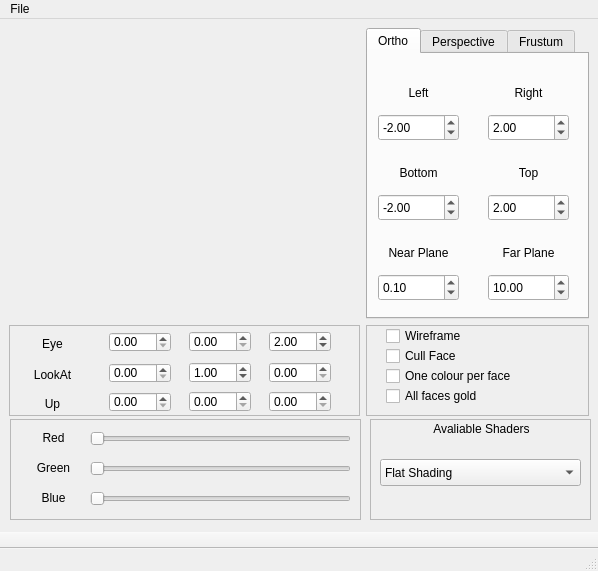
This is OFFViewer/mainwindow.ui in AndersonQ/OFF.Viewer as Qt 5 draws it before an edit. The edited form follows.
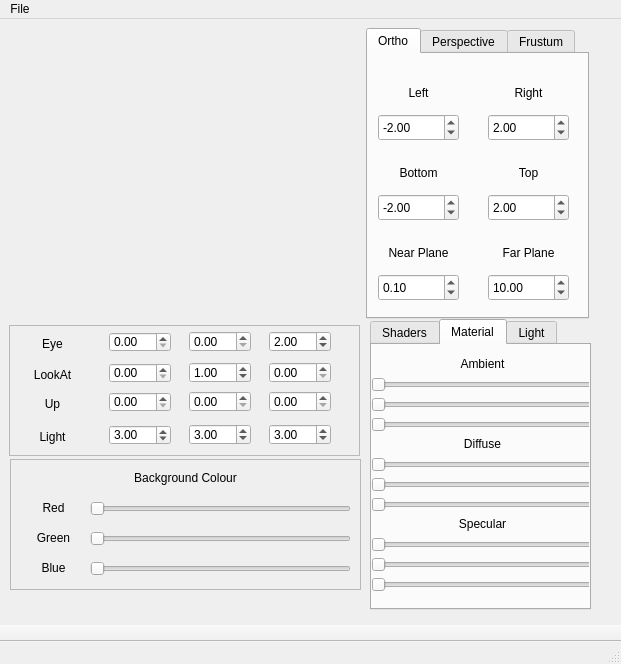
This is the edited form. The open tabs and pages were chosen to show the change. Custom widgets are drawn as their Qt base class.

What changed in the file:
```diff
--- a/OFFViewer/mainwindow.ui
+++ b/OFFViewer/mainwindow.ui
@@ -6,8 +6,8 @@
    <rect>
     <x>0</x>
     <y>0</y>
-    <width>598</width>
-    <height>571</height>
+    <width>621</width>
+    <height>664</height>
    </rect>
   </property>
   <property name="windowTitle">
@@ -20,21 +20,9 @@
       <x>9</x>
       <y>306</y>
       <width>351</width>
-      <height>91</height>
+      <height>131</height>
      </rect>
     </property>
-    <property name="minimumSize">
-     <size>
-      <width>351</width>
-      <height>91</height>
-     </size>
-    </property>
-    <property name="maximumSize">
-     <size>
-      <width>351</width>
-      <height>91</height>
-     </size>
-    </property>
     <property name="frameShape">
      <enum>QFrame::StyledPanel</enum>
     </property>
@@ -266,96 +254,86 @@
       <set>Qt::AlignCenter</set>
      </property>
     </widget>
-   </widget>
-   <widget class="QFrame" name="frame_2">
-    <property name="geometry">
-     <rect>
-      <x>366</x>
-      <y>306</y>
-      <width>223</width>
-      <height>91</height>
-     </rect>
-    </property>
-    <property name="minimumSize">
-     <size>
-      <width>223</width>
-      <height>91</height>
-     </size>
-    </property>
-    <property name="maximumSize">
-     <size>
-      <width>223</width>
-      <height>91</height>
-     </size>
-    </property>
-    <property name="frameShape">
-     <enum>QFrame::StyledPanel</enum>
-    </property>
-    <property name="frameShadow">
-     <enum>QFrame::Raised</enum>
-    </property>
-    <widget class="QCheckBox" name="checkBox">
+    <widget class="QLabel" name="label_32">
      <property name="geometry">
       <rect>
-       <x>20</x>
-       <y>60</y>
-       <width>161</width>
-       <height>22</height>
+       <x>10</x>
+       <y>103</y>
+       <width>67</width>
+       <height>17</height>
       </rect>
      </property>
      <property name="text">
-      <string>All faces gold</string>
+      <string>Light</string>
      </property>
-     <property name="checked">
-      <bool>false</bool>
+     <property name="alignment">
+      <set>Qt::AlignCenter</set>
      </property>
     </widget>
-    <widget class="QCheckBox" name="checkBox_2">
+    <widget class="QDoubleSpinBox" name="doubleSpinBox_27">
      <property name="geometry">
       <rect>
-       <x>20</x>
-       <y>40</y>
-       <width>161</width>
-       <height>22</height>
+       <x>260</x>
+       <y>99</y>
+       <width>62</width>
+       <height>21</height>
       </rect>
      </property>
-     <property name="text">
-      <string>One colour per face</string>
+     <property name="minimum">
+      <double>-100.000000000000000</double>
      </property>
-    </widget>
-    <widget class="QCheckBox" name="checkBox_3">
-     <property name="enabled">
-      <bool>true</bool>
+     <property name="maximum">
+      <double>100.000000000000000</double>
      </property>
+     <property name="singleStep">
+      <double>0.100000000000000</double>
+     </property>
+     <property name="value">
+      <double>3.000000000000000</double>
+     </property>
+    </widget>
+    <widget class="QDoubleSpinBox" name="doubleSpinBox_28">
      <property name="geometry">
       <rect>
-       <x>20</x>
-       <y>0</y>
-       <width>161</width>
-       <height>22</height>
+       <x>180</x>
+       <y>99</y>
+       <width>62</width>
+       <height>21</height>
       </rect>
      </property>
-     <property name="text">
-      <string>Wireframe</string>
+     <property name="minimum">
+      <double>-100.000000000000000</double>
      </property>
-     <property name="checked">
-      <bool>false</bool>
+     <property name="maximum">
+      <double>100.000000000000000</double>
      </property>
+     <property name="singleStep">
+      <double>0.100000000000000</double>
+     </property>
+     <property name="value">
+      <double>3.000000000000000</double>
+     </property>
     </widget>
-    <widget class="QCheckBox" name="checkBox_4">
+    <widget class="QDoubleSpinBox" name="doubleSpinBox_29">
      <property name="geometry">
       <rect>
-       <x>20</x>
-       <y>20</y>
-       <width>161</width>
-       <height>22</height>
+       <x>100</x>
+       <y>100</y>
+       <width>62</width>
+       <height>20</height>
       </rect>
      </property>
-     <property name="text">
-      <string>Cull Face</string>
+     <property name="minimum">
+      <double>-100.000000000000000</double>
      </property>
-     <property name="checked">
-      <bool>false</bool>
+     <property name="maximum">
+      <double>100.000000000000000</double>
+     </property>
+     <property name="singleStep">
+      <double>0.100000000000000</double>
+     </property>
+     <property name="value">
+      <double>3.000000000000000</double>
      </property>
     </widget>
    </widget>
@@ -1075,9 +1053,9 @@
     <property name="geometry">
      <rect>
       <x>10</x>
-      <y>400</y>
+      <y>440</y>
       <width>351</width>
-      <height>101</height>
+      <height>131</height>
      </rect>
     </property>
     <property name="frameShape">
@@ -1090,7 +1068,7 @@
      <property name="geometry">
       <rect>
        <x>10</x>
-       <y>10</y>
+       <y>40</y>
        <width>67</width>
        <height>17</height>
       </rect>
@@ -1106,7 +1084,7 @@
      <property name="geometry">
       <rect>
        <x>10</x>
-       <y>40</y>
+       <y>70</y>
        <width>67</width>
        <height>17</height>
       </rect>
@@ -1122,7 +1100,7 @@
      <property name="geometry">
       <rect>
        <x>10</x>
-       <y>70</y>
+       <y>100</y>
        <width>67</width>
        <height>17</height>
       </rect>
@@ -1138,7 +1116,7 @@
      <property name="geometry">
       <rect>
        <x>80</x>
-       <y>10</y>
+       <y>40</y>
        <width>261</width>
        <height>19</height>
       </rect>
@@ -1154,7 +1132,7 @@
      <property name="geometry">
       <rect>
        <x>80</x>
-       <y>40</y>
+       <y>70</y>
        <width>261</width>
        <height>19</height>
       </rect>
@@ -1170,7 +1148,7 @@
      <property name="geometry">
       <rect>
        <x>80</x>
-       <y>70</y>
+       <y>100</y>
        <width>261</width>
        <height>19</height>
       </rect>
@@ -1182,90 +1160,581 @@
       <enum>Qt::Horizontal</enum>
      </property>
     </widget>
+    <widget class="QLabel" name="label_25">
+     <property name="geometry">
+      <rect>
+       <x>10</x>
+       <y>10</y>
+       <width>331</width>
+       <height>17</height>
+      </rect>
+     </property>
+     <property name="text">
+      <string>Background Colour</string>
+     </property>
+     <property name="alignment">
+      <set>Qt::AlignCenter</set>
+     </property>
+    </widget>
    </widget>
-   <widget class="QFrame" name="frame_4">
+   <widget class="QTabWidget" name="tabWidget_2">
     <property name="geometry">
      <rect>
       <x>370</x>
-      <y>400</y>
+      <y>300</y>
       <width>221</width>
-      <height>101</height>
+      <height>291</height>
      </rect>
     </property>
-    <property name="frameShape">
-     <enum>QFrame::StyledPanel</enum>
+    <property name="currentIndex">
+     <number>0</number>
     </property>
-    <property name="frameShadow">
-     <enum>QFrame::Raised</enum>
-    </property>
-    <widget class="QLabel" name="label_25">
-     <property name="geometry">
-      <rect>
-       <x>6</x>
-       <y>0</y>
-       <width>211</width>
-       <height>20</height>
-      </rect>
-     </property>
-     <property name="text">
-      <string>Avaliable Shaders</string>
-     </property>
-     <property name="alignment">
-      <set>Qt::AlignCenter</set>
-     </property>
-    </widget>
-    <widget class="QComboBox" name="comboBox">
-     <property name="geometry">
-      <rect>
-       <x>10</x>
-       <y>40</y>
-       <width>201</width>
-       <height>27</height>
-      </rect>
-     </property>
-     <property name="layoutDirection">
-      <enum>Qt::LeftToRight</enum>
-     </property>
-     <item>
+    <widget class="QWidget" name="tab_4">
+     <attribute name="title">
+      <string>Shaders</string>
+     </attribute>
+     <widget class="QComboBox" name="comboBox">
+      <property name="geometry">
+       <rect>
+        <x>10</x>
+        <y>60</y>
+        <width>201</width>
+        <height>27</height>
+       </rect>
+      </property>
+      <property name="layoutDirection">
+       <enum>Qt::LeftToRight</enum>
+      </property>
+      <item>
+       <property name="text">
+        <string>Flat Shading</string>
+       </property>
+      </item>
+      <item>
+       <property name="text">
+        <string>Gouraud Shading</string>
+       </property>
+      </item>
+      <item>
+       <property name="text">
+        <string>Phong Shading</string>
+       </property>
+      </item>
+      <item>
+       <property name="text">
+        <string>Phong Half-Way Vector</string>
+       </property>
+      </item>
+      <item>
+       <property name="text">
+        <string>Cartoon Shading</string>
+       </property>
+      </item>
+      <item>
+       <property name="text">
+        <string>Simple Texture Mapping</string>
+       </property>
+      </item>
+      <item>
+       <property name="text">
+        <string>Cube Mapping</string>
+       </property>
+      </item>
+      <item>
+       <property name="text">
+        <string>Normal Mapping</string>
+       </property>
+      </item>
+     </widget>
+     <widget class="QComboBox" name="comboBox_2">
+      <property name="geometry">
+       <rect>
+        <x>10</x>
+        <y>110</y>
+        <width>201</width>
+        <height>27</height>
+       </rect>
+      </property>
+      <item>
+       <property name="text">
+        <string>Cylinder</string>
+       </property>
+      </item>
+      <item>
+       <property name="text">
+        <string>Sphere</string>
+       </property>
+      </item>
+      <item>
+       <property name="text">
+        <string>Triangles</string>
+       </property>
+      </item>
+     </widget>
+     <widget class="QComboBox" name="comboBox_3">
+      <property name="geometry">
+       <rect>
+        <x>10</x>
+        <y>160</y>
+        <width>201</width>
+        <height>27</height>
+       </rect>
+      </property>
+      <item>
+       <property name="text">
+        <string>Stone 1</string>
+       </property>
+      </item>
+      <item>
+       <property name="text">
+        <string>Stone 2</string>
+       </property>
+      </item>
+      <item>
+       <property name="text">
+        <string>Stone 3</string>
+       </property>
+      </item>
+      <item>
+       <property name="text">
+        <string>Black and White</string>
+       </property>
+      </item>
+      <item>
+       <property name="text">
+        <string>UFABC</string>
+       </property>
+      </item>
+     </widget>
+     <widget class="QCheckBox" name="checkBox_4">
+      <property name="geometry">
+       <rect>
+        <x>10</x>
+        <y>20</y>
+        <width>161</width>
+        <height>22</height>
+       </rect>
+      </property>
       <property name="text">
-       <string>Flat Shading</string>
+       <string>Cull Face</string>
       </property>
-     </item>
-     <item>
+      <property name="checked">
+       <bool>false</bool>
+      </property>
+     </widget>
+     <widget class="QCheckBox" name="checkBox_3">
+      <property name="enabled">
+       <bool>true</bool>
+      </property>
+      <property name="geometry">
+       <rect>
+        <x>10</x>
+        <y>0</y>
+        <width>161</width>
+        <height>22</height>
+       </rect>
+      </property>
       <property name="text">
-       <string>Gouraud Shading</string>
+       <string>Wireframe</string>
       </property>
-     </item>
-     <item>
+      <property name="checked">
+       <bool>false</bool>
+      </property>
+     </widget>
+    </widget>
+    <widget class="QWidget" name="tab_5">
+     <attribute name="title">
+      <string>Material</string>
+     </attribute>
+     <widget class="QSlider" name="horizontalSlider_4">
+      <property name="geometry">
+       <rect>
+        <x>-1</x>
+        <y>30</y>
+        <width>221</width>
+        <height>20</height>
+       </rect>
+      </property>
+      <property name="maximum">
+       <number>255</number>
+      </property>
+      <property name="orientation">
+       <enum>Qt::Horizontal</enum>
+      </property>
+     </widget>
+     <widget class="QSlider" name="horizontalSlider_5">
+      <property name="geometry">
+       <rect>
+        <x>-1</x>
+        <y>50</y>
+        <width>221</width>
+        <height>20</height>
+       </rect>
+      </property>
+      <property name="maximum">
+       <number>255</number>
+      </property>
+      <property name="orientation">
+       <enum>Qt::Horizontal</enum>
+      </property>
+     </widget>
+     <widget class="QSlider" name="horizontalSlider_6">
+      <property name="geometry">
+       <rect>
+        <x>-1</x>
+        <y>70</y>
+        <width>221</width>
+        <height>20</height>
+       </rect>
+      </property>
+      <property name="maximum">
+       <number>255</number>
+      </property>
+      <property name="orientation">
+       <enum>Qt::Horizontal</enum>
+      </property>
+     </widget>
+     <widget class="QSlider" name="horizontalSlider_7">
+      <property name="geometry">
+       <rect>
+        <x>-1</x>
+        <y>110</y>
+        <width>221</width>
+        <height>20</height>
+       </rect>
+      </property>
+      <property name="maximum">
+       <number>255</number>
+      </property>
+      <property name="orientation">
+       <enum>Qt::Horizontal</enum>
+      </property>
+     </widget>
+     <widget class="QSlider" name="horizontalSlider_8">
+      <property name="geometry">
+       <rect>
+        <x>-1</x>
+        <y>130</y>
+        <width>221</width>
+        <height>20</height>
+       </rect>
+      </property>
+      <property name="maximum">
+       <number>255</number>
+      </property>
+      <property name="orientation">
+       <enum>Qt::Horizontal</enum>
+      </property>
+     </widget>
+     <widget class="QSlider" name="horizontalSlider_9">
+      <property name="geometry">
+       <rect>
+        <x>-1</x>
+        <y>150</y>
+        <width>221</width>
+        <height>20</height>
+       </rect>
+      </property>
+      <property name="maximum">
+       <number>255</number>
+      </property>
+      <property name="orientation">
+       <enum>Qt::Horizontal</enum>
+      </property>
+     </widget>
+     <widget class="QLabel" name="label_26">
+      <property name="geometry">
+       <rect>
+        <x>10</x>
+        <y>10</y>
+        <width>201</width>
+        <height>17</height>
+       </rect>
+      </property>
       <property name="text">
-       <string>Phong Shading</string>
+       <string>Ambient</string>
       </property>
-     </item>
-     <item>
+      <property name="alignment">
+       <set>Qt::AlignCenter</set>
+      </property>
+     </widget>
+     <widget class="QLabel" name="label_27">
+      <property name="geometry">
+       <rect>
+        <x>10</x>
+        <y>90</y>
+        <width>201</width>
+        <height>17</height>
+       </rect>
+      </property>
       <property name="text">
-       <string>Phong Half-Way Vector</string>
+       <string>Diffuse</string>
       </property>
-     </item>
-     <item>
+      <property name="alignment">
+       <set>Qt::AlignCenter</set>
+      </property>
+     </widget>
+     <widget class="QSlider" name="horizontalSlider_10">
+      <property name="geometry">
+       <rect>
+        <x>-1</x>
+        <y>190</y>
+        <width>221</width>
+        <height>20</height>
+       </rect>
+      </property>
+      <property name="maximum">
+       <number>255</number>
+      </property>
+      <property name="orientation">
+       <enum>Qt::Horizontal</enum>
+      </property>
+     </widget>
+     <widget class="QSlider" name="horizontalSlider_11">
+      <property name="geometry">
+       <rect>
+        <x>-1</x>
+        <y>210</y>
+        <width>221</width>
+        <height>20</height>
+       </rect>
+      </property>
+      <property name="maximum">
+       <number>255</number>
+      </property>
+      <property name="orientation">
+       <enum>Qt::Horizontal</enum>
+      </property>
+     </widget>
+     <widget class="QSlider" name="horizontalSlider_12">
+      <property name="geometry">
+       <rect>
+        <x>-1</x>
+        <y>230</y>
+        <width>221</width>
+        <height>20</height>
+       </rect>
+      </property>
+      <property name="maximum">
+       <number>255</number>
+      </property>
+      <property name="orientation">
+       <enum>Qt::Horizontal</enum>
+      </property>
+     </widget>
+     <widget class="QLabel" name="label_28">
+      <property name="geometry">
+       <rect>
+        <x>10</x>
+        <y>170</y>
+        <width>201</width>
+        <height>17</height>
+       </rect>
+      </property>
       <property name="text">
-       <string>Cartoon Shading</string>
+       <string>Specular</string>
       </property>
-     </item>
-     <item>
+      <property name="alignment">
+       <set>Qt::AlignCenter</set>
+      </property>
+     </widget>
+    </widget>
+    <widget class="QWidget" name="tab_6">
+     <attribute name="title">
+      <string>Light</string>
+     </attribute>
+     <widget class="QSlider" name="horizontalSlider_13">
+      <property name="geometry">
+       <rect>
+        <x>-1</x>
+        <y>50</y>
+        <width>221</width>
+        <height>20</height>
+       </rect>
+      </property>
+      <property name="maximum">
+       <number>255</number>
+      </property>
+      <property name="orientation">
+       <enum>Qt::Horizontal</enum>
+      </property>
+     </widget>
+     <widget class="QSlider" name="horizontalSlider_14">
+      <property name="geometry">
+       <rect>
+        <x>-1</x>
+        <y>110</y>
+        <width>221</width>
+        <height>20</height>
+       </rect>
+      </property>
+      <property name="maximum">
+       <number>255</number>
+      </property>
+      <property name="orientation">
+       <enum>Qt::Horizontal</enum>
+      </property>
+     </widget>
+     <widget class="QLabel" name="label_29">
+      <property name="geometry">
+       <rect>
+        <x>10</x>
+        <y>170</y>
+        <width>201</width>
+        <height>17</height>
+       </rect>
+      </property>
       <property name="text">
-       <string>Simple Texture Mapping</string>
+       <string>Specular</string>
       </property>
-     </item>
-     <item>
+      <property name="alignment">
+       <set>Qt::AlignCenter</set>
+      </property>
+     </widget>
+     <widget class="QLabel" name="label_30">
+      <property name="geometry">
+       <rect>
+        <x>10</x>
+        <y>10</y>
+        <width>201</width>
+        <height>17</height>
+       </rect>
+      </property>
       <property name="text">
-       <string>Cube Mapping</string>
+       <string>Ambient</string>
       </property>
-     </item>
-     <item>
+      <property name="alignment">
+       <set>Qt::AlignCenter</set>
+      </property>
+     </widget>
+     <widget class="QSlider" name="horizontalSlider_15">
+      <property name="geometry">
+       <rect>
+        <x>-1</x>
+        <y>150</y>
+        <width>221</width>
+        <height>20</height>
+       </rect>
+      </property>
+      <property name="maximum">
+       <number>255</number>
+      </property>
+      <property name="orientation">
+       <enum>Qt::Horizontal</enum>
+      </property>
+     </widget>
+     <widget class="QSlider" name="horizontalSlider_16">
+      <property name="geometry">
+       <rect>
+        <x>-1</x>
+        <y>130</y>
+        <width>221</width>
+        <height>20</height>
+       </rect>
+      </property>
+      <property name="maximum">
+       <number>255</number>
+      </property>
+      <property name="orientation">
+       <enum>Qt::Horizontal</enum>
+      </property>
+     </widget>
+     <widget class="QSlider" name="horizontalSlider_17">
+      <property name="geometry">
+       <rect>
+        <x>-1</x>
+        <y>210</y>
+        <width>221</width>
+        <height>20</height>
+       </rect>
+      </property>
+      <property name="maximum">
+       <number>255</number>
+      </property>
+      <property name="orientation">
+       <enum>Qt::Horizontal</enum>
+      </property>
+     </widget>
+     <widget class="QLabel" name="label_31">
+      <property name="geometry">
+       <rect>
+        <x>10</x>
+        <y>90</y>
+        <width>201</width>
+        <height>17</height>
+       </rect>
+      </property>
       <property name="text">
-       <string>Normal Mapping</string>
+       <string>Diffuse</string>
       </property>
-     </item>
+      <property name="alignment">
+       <set>Qt::AlignCenter</set>
+      </property>
+     </widget>
+     <widget class="QSlider" name="horizontalSlider_18">
+      <property name="geometry">
+       <rect>
+        <x>-1</x>
+        <y>70</y>
+        <width>221</width>
+        <height>20</height>
+       </rect>
+      </property>
+      <property name="maximum">
+       <number>255</number>
+      </property>
+      <property name="orientation">
+       <enum>Qt::Horizontal</enum>
+      </property>
+     </widget>
+     <widget class="QSlider" name="horizontalSlider_19">
+      <property name="geometry">
+       <rect>
+        <x>-1</x>
+        <y>230</y>
+        <width>221</width>
+        <height>20</height>
+       </rect>
+      </property>
+      <property name="maximum">
+       <number>255</number>
+      </property>
+      <property name="orientation">
+       <enum>Qt::Horizontal</enum>
+      </property>
+     </widget>
+     <widget class="QSlider" name="horizontalSlider_20">
+      <property name="geometry">
+       <rect>
+        <x>-1</x>
+        <y>190</y>
+        <width>221</width>
+        <height>20</height>
+       </rect>
+      </property>
+      <property name="maximum">
+       <number>255</number>
+      </property>
+      <property name="orientation">
+       <enum>Qt::Horizontal</enum>
+      </property>
+     </widget>
+     <widget class="QSlider" name="horizontalSlider_21">
+      <property name="geometry">
+       <rect>
+        <x>-1</x>
+        <y>30</y>
+        <width>221</width>
+        <height>20</height>
+       </rect>
+      </property>
+      <property name="maximum">
+       <number>255</number>
+      </property>
+      <property name="orientation">
+       <enum>Qt::Horizontal</enum>
+      </property>
+     </widget>
     </widget>
    </widget>
   </widget>
@@ -1277,7 +1746,7 @@
     <rect>
      <x>0</x>
      <y>0</y>
-     <width>598</width>
+     <width>621</width>
      <height>25</height>
     </rect>
    </property>
```
Left out of the diff: 441 changed lines with no effect on the pictures.
